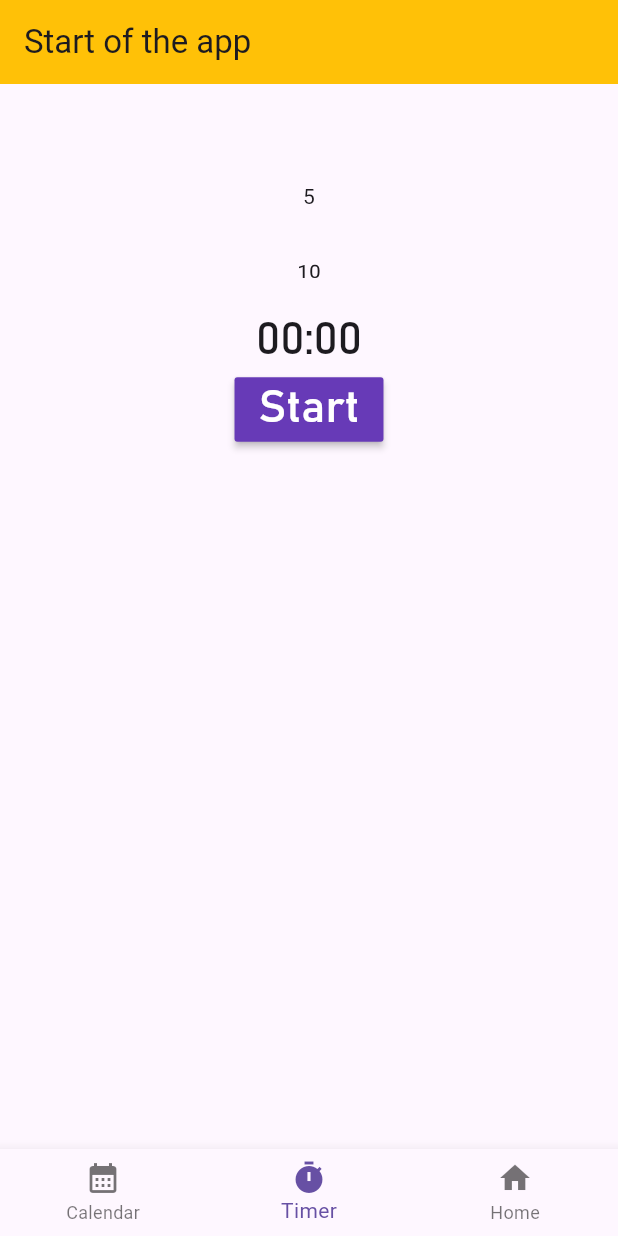
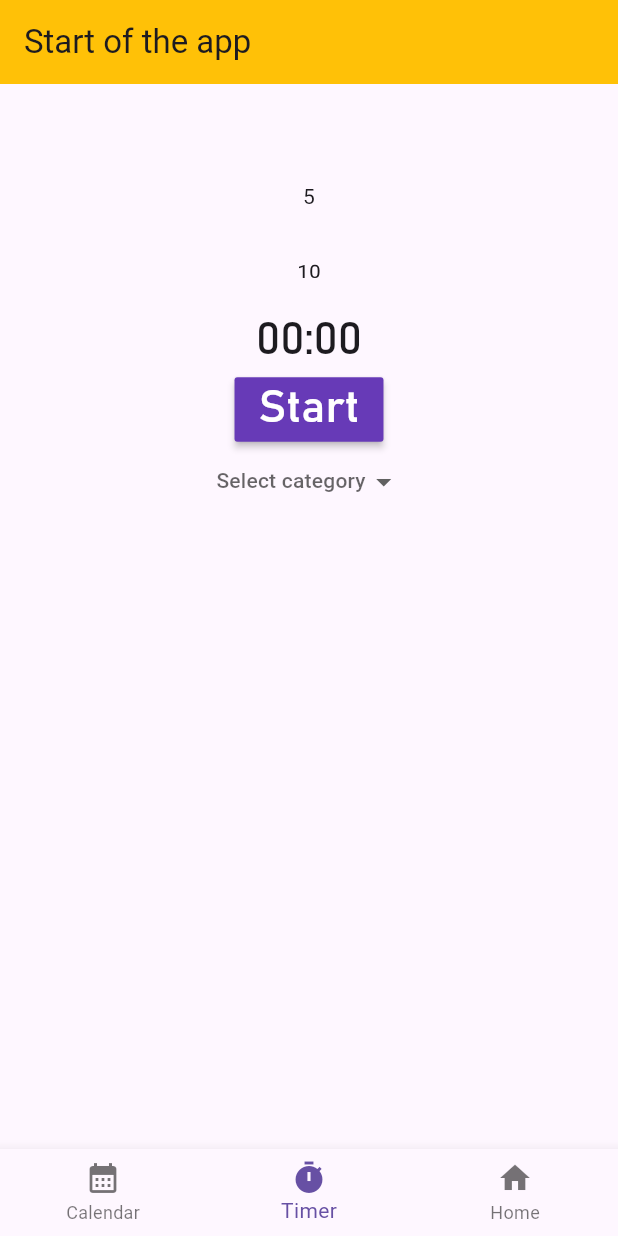
Before and after one commit to BranislavFech/myApp, a Flutter app: the screen it shows after launch, item 2 of the bottom bar chosen, on a phone screen of 412 x 824 dp. Run offline on Flutter 3.47's test engine with Material 3 defaults, Android fonts, the phone set to English and light mode, and no system bars; our stand-ins replace sqflite, table_calendar; accounts and stored records are empty.

```diff
--- a/lib/main.dart
+++ b/lib/main.dart
@@ -3,7 +3,6 @@ import 'dart:developer';
 import 'package:flutter/material.dart';
 import 'package:myapp/minutes.dart';
 import 'package:intl/intl.dart';
-
 
 import 'dart:async';
 
@@ -64,7 +63,6 @@ Future<List<MyDay>> days() async {
 void main() async {
   WidgetsFlutterBinding.ensureInitialized();
 
-
   database = openDatabase(
     join(await getDatabasesPath(), 'test_db_v1.db'),
     onCreate: (db, version) {
@@ -76,7 +74,6 @@ void main() async {
   );
 
   runApp(MyApp());
-
 }
 
 class MyApp extends StatefulWidget {
@@ -126,6 +123,14 @@ class TeethCheckboxContainer extends StatelessWidget {
 class _MyAppState extends State<MyApp> {
   int timeLeft = 0;
   bool stopTimer = false;
+  final List<String> timerCategories = [
+    'Work',
+    'School',
+    'House work',
+    'Excercise',
+  ];
+
+  String? selectedValue;
 
   void _startCountDown() {
     Timer.periodic(Duration(seconds: 1), (timer) {
@@ -149,8 +154,7 @@ class _MyAppState extends State<MyApp> {
     });
   }
 
-  String formattedTime(int time)
-  {
+  String formattedTime(int time) {
     final int sec = time % 60;
     final int min = (time / 60).floor();
     return "${min.toString().padLeft(2, '0')}:${sec.toString().padLeft(2, '0')}";
@@ -231,6 +235,25 @@ class _MyAppState extends State<MyApp> {
               ),
             ),
           ),
+          DropdownButtonHideUnderline(
+            child: DropdownButton(
+              hint: Text('Select category', style: TextStyle(fontSize: 14)),
+              items: timerCategories
+                  .map(
+                    (String item) => DropdownMenuItem<String>(
+                      value: item,
+                      child: Text(item, style: const TextStyle(fontSize: 14)),
+                    ),
+                  )
+                  .toList(),
+              value: selectedValue,
+              onChanged: (String? value) {
+                setState(() {
+                  selectedValue = value;
+                });
+              },
+            ),
+          ),
         ],
       ),
       Column(
@@ -244,16 +267,16 @@ class _MyAppState extends State<MyApp> {
                 cleanedTeethMorning = value!;
               });
 
-              await insertMyDay(MyDay(
+              await insertMyDay(
+                MyDay(
                   date: DateFormat('yyyy-MM-dd').format(today),
                   cleanedTeethMorning: cleanedTeethMorning,
-                cleanedTeethEvening: cleanedTeethEvening
-              ));
+                  cleanedTeethEvening: cleanedTeethEvening,
+                ),
+              );
 
               print(await days());
-
             },
-
           ),
 
           TeethCheckboxContainer(
@@ -265,14 +288,15 @@ class _MyAppState extends State<MyApp> {
                 cleanedTeethEvening = value!;
               });
 
-              await insertMyDay(MyDay(
+              await insertMyDay(
+                MyDay(
                   date: DateFormat('yyyy-MM-dd').format(today),
                   cleanedTeethMorning: cleanedTeethMorning,
-                cleanedTeethEvening: cleanedTeethEvening
-              ));
+                  cleanedTeethEvening: cleanedTeethEvening,
+                ),
+              );
 
               print(await days());
-
             },
           ),
         ],
```
Lines whose indentation alone changed are shown as unchanged.
